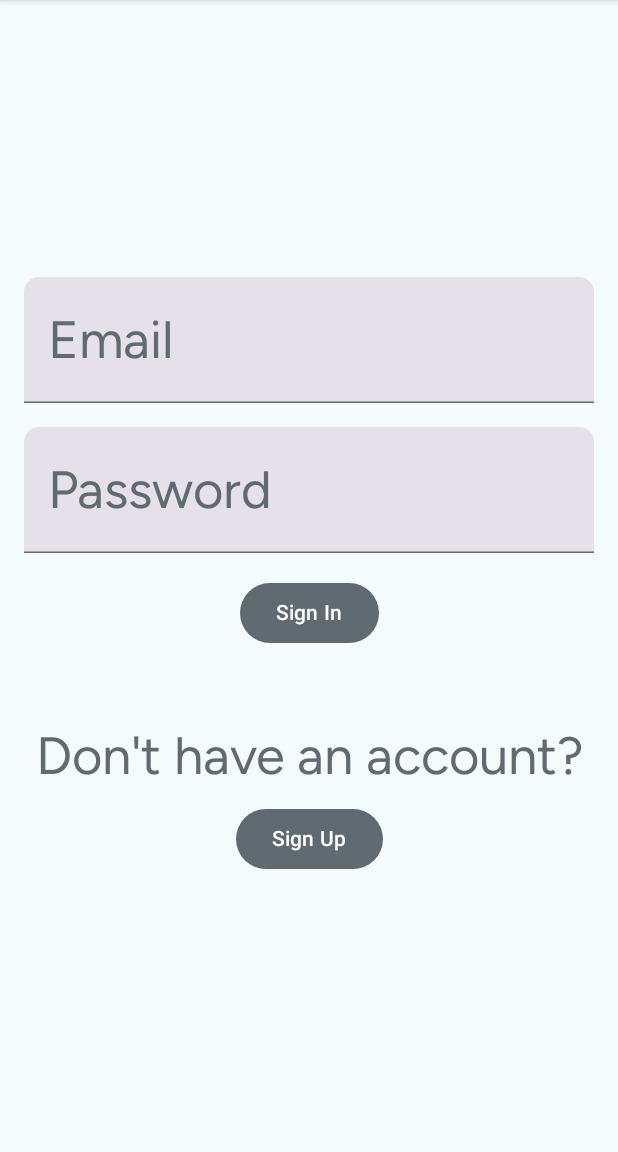
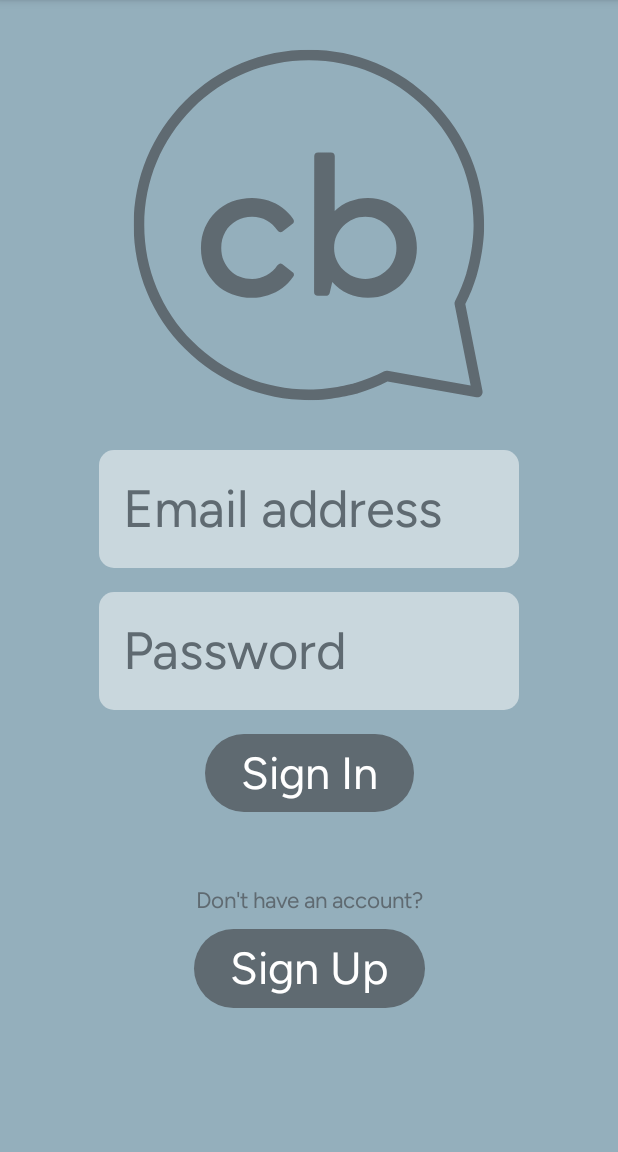
Before and after one commit to KatieLonsdale/circles_fe, an Android app built with Jetpack Compose: the screen it shows after launch (MainActivity), on a phone screen of 412 x 824 dp, the part 84-1236 px from its top. Run offline under Robolectric (Android 15) with nearby library versions, the phone set to English and light mode, and no system bars; 8 statements that could not run were skipped.

Commit message:
WIP: update sign in screen UI

```diff
--- a/app/src/main/java/com/katielonsdale/chatterbox/theme/Typography.kt
+++ b/app/src/main/java/com/katielonsdale/chatterbox/theme/Typography.kt
@@ -34,7 +34,7 @@ val Typography: Typography @Composable get() = Typography(
         fontFamily = Figtree,
         fontWeight = FontWeight.Normal,
         fontSize = 20.sp,
-        lineHeight = 25.sp
+        lineHeight = 20.sp
     ),
     titleLarge = TextStyle(
         fontFamily = Figtree,
@@ -54,5 +54,23 @@ val Typography: Typography @Composable get() = Typography(
         fontSize = 38.sp,
         lineHeight = 40.sp
     ),
+    labelSmall = TextStyle(
+        fontFamily = Figtree,
+        fontWeight = FontWeight.Normal,
+        fontSize = 15.sp,
+        lineHeight = 15.sp,
+    ),
+    labelMedium = TextStyle(
+        fontFamily = Figtree,
+        fontWeight = FontWeight.Normal,
+        fontSize = 20.sp,
+        lineHeight = 30.sp,
+    ),
+    labelLarge = TextStyle(
+        fontFamily = Figtree,
+        fontWeight = FontWeight.Normal,
+        fontSize = 30.sp,
+        lineHeight = 30.sp,
+    )
 
 )
--- a/app/src/main/java/com/katielonsdale/chatterbox/ui/SignInScreen.kt
+++ b/app/src/main/java/com/katielonsdale/chatterbox/ui/SignInScreen.kt
@@ -1,6 +1,8 @@
 package com.katielonsdale.chatterbox.ui
 
 import android.util.Log
+import androidx.compose.foundation.Image
+import androidx.compose.foundation.background
 import androidx.compose.foundation.layout.*
 import androidx.compose.runtime.*
 import androidx.compose.ui.Alignment
@@ -13,13 +15,20 @@ import retrofit2.Response
 import androidx.compose.material3.Text
 import androidx.compose.material3.TextField
 import androidx.compose.material3.Button
+import androidx.compose.material3.MaterialTheme
+import androidx.compose.material3.TextFieldColors
+import androidx.compose.material3.TextFieldDefaults
 import androidx.compose.ui.graphics.Color
+import androidx.compose.ui.graphics.painter.Painter
+import androidx.compose.ui.res.painterResource
 import com.katielonsdale.chatterbox.api.RetrofitClient.apiService
 import com.katielonsdale.chatterbox.api.data.SignInRequest
 import com.katielonsdale.chatterbox.api.data.SignInResponse
 import androidx.compose.ui.tooling.preview.Preview
+import com.katielonsdale.chatterbox.R
 import com.katielonsdale.chatterbox.SessionManager
 import com.katielonsdale.chatterbox.api.data.UserAttributes
+import com.katielonsdale.chatterbox.theme.ChatterBoxTheme
 import com.katielonsdale.chatterbox.utils.TouAcceptanceValidator
 
 @Composable
@@ -36,25 +45,56 @@ fun SignInScreen(
     Column(
         modifier = Modifier
             .fillMaxSize()
-            .padding(16.dp),
+            .background(MaterialTheme.colorScheme.secondary),
         horizontalAlignment = Alignment.CenterHorizontally,
-        verticalArrangement = Arrangement.Center
     ) {
+        Image(
+            painterResource(
+                id = R.drawable.cb_logo_dark
+            ),
+            contentDescription = "ChatterBox Logo",
+            modifier = Modifier
+                .height(300.dp)
+        )
         TextField(
             value = email,
             onValueChange = { email = it },
-            label = { Text("Email") },
-            modifier = Modifier.fillMaxWidth(),
+            label = { Text("Email address") },
+            textStyle = MaterialTheme.typography.labelSmall,
+            shape = MaterialTheme.shapes.small,
+            colors = TextFieldDefaults.colors(
+                unfocusedContainerColor = MaterialTheme.colorScheme.surface,
+                focusedContainerColor = MaterialTheme.colorScheme.surface,
+                unfocusedLabelColor = MaterialTheme.colorScheme.primary,
+                focusedLabelColor = MaterialTheme.colorScheme.primary,
+                cursorColor = MaterialTheme.colorScheme.primary,
+                unfocusedIndicatorColor = Color.Transparent,
+                focusedIndicatorColor = Color.Transparent
             )
+        )
+
         Spacer(modifier = Modifier.height(16.dp))
+
         TextField(
             value = password,
             onValueChange = { password = it },
             label = { Text("Password") },
             visualTransformation = PasswordVisualTransformation(),
-            modifier = Modifier.fillMaxWidth()
+            textStyle = MaterialTheme.typography.labelSmall,
+            shape = MaterialTheme.shapes.small,
+            colors = TextFieldDefaults.colors(
+                unfocusedContainerColor = MaterialTheme.colorScheme.surface,
+                focusedContainerColor = MaterialTheme.colorScheme.surface,
+                unfocusedLabelColor = MaterialTheme.colorScheme.primary,
+                focusedLabelColor = MaterialTheme.colorScheme.primary,
+                cursorColor = MaterialTheme.colorScheme.primary,
+                unfocusedIndicatorColor = Color.Transparent,
+                focusedIndicatorColor = Color.Transparent
             )
+        )
+
         Spacer(modifier = Modifier.height(16.dp))
+
         Button(
             onClick = {
                 errorMessage = ""
@@ -73,7 +113,10 @@ fun SignInScreen(
                 }
             }
         ) {
-            Text("Sign In")
+            Text(
+                text = "Sign In",
+                style = MaterialTheme.typography.labelLarge
+            )
         }
 
         if (errorMessage.isNotEmpty()) {
@@ -83,7 +126,11 @@ fun SignInScreen(
 
         Spacer(modifier = Modifier.height(50.dp))
 
-        Text("Don't have an account?", modifier = Modifier)
+        Text(
+            text = "Don't have an account?",
+            style = MaterialTheme.typography.labelSmall,
+            modifier = Modifier
+        )
 
         Spacer(modifier = Modifier.height(10.dp))
 
@@ -172,6 +219,7 @@ private fun extractUserAttributes(userData: UserAttributes?): Map<String, String
 @Preview(apiLevel = 34, showBackground = true)
 @Composable
 fun PreviewLoginScreen() {
+    ChatterBoxTheme {
         SignInScreen(
             updateUser = {},
             onClickSignIn = {},
@@ -179,5 +227,6 @@ fun PreviewLoginScreen() {
             onClickSignUp = {},
         )
     }
+}
 
 //todo: error handling for sign in
```
Lines whose indentation alone changed are shown as unchanged.
